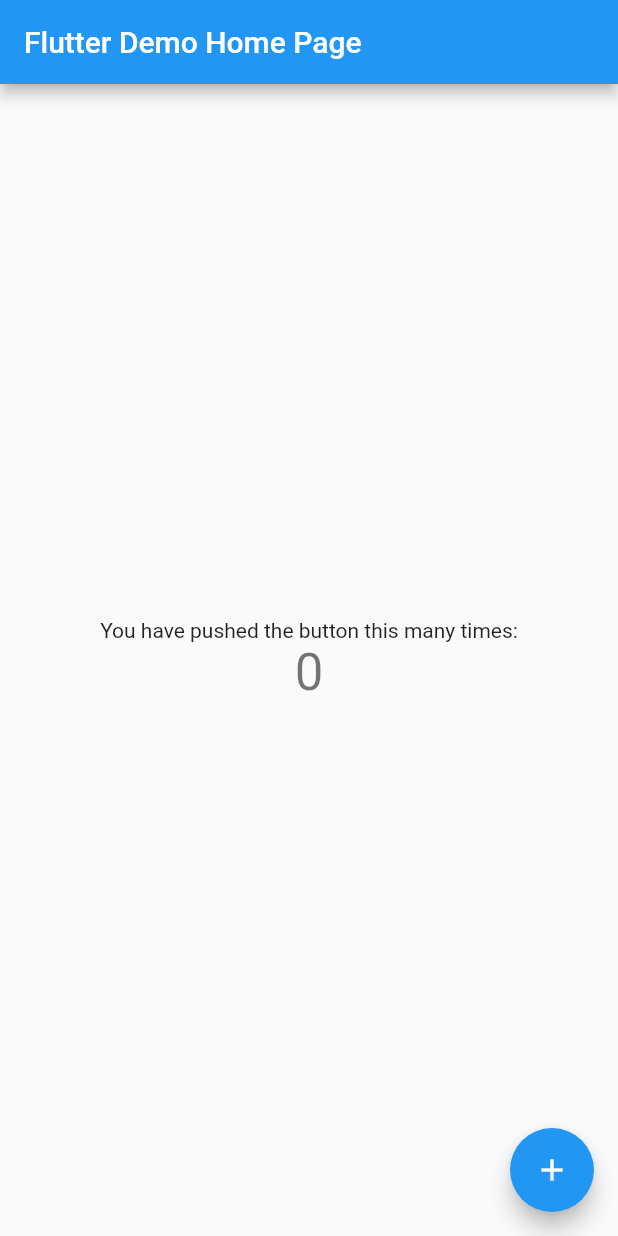
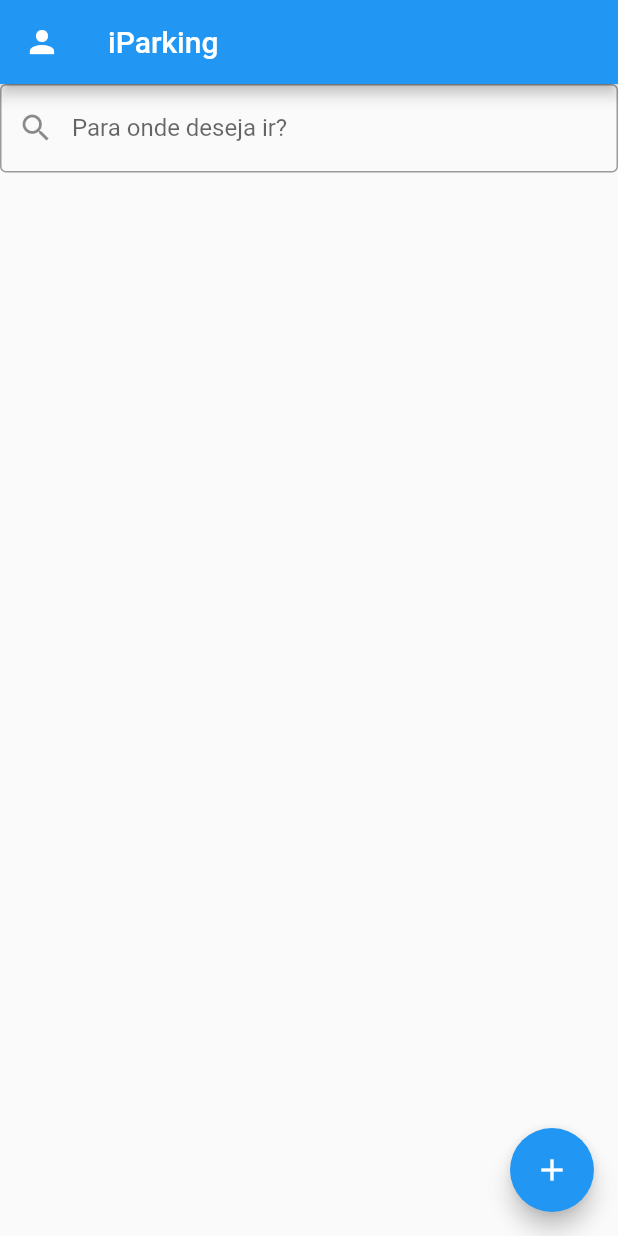
Before and after one commit to ES2-UFPI/iparking, a Flutter app: the screen it shows after launch, on a phone screen of 412 x 824 dp. Run offline on Flutter 3.47's test engine with Material 2 defaults, Android fonts, the phone set to English and light mode, and no system bars.

Commit message:
Início da interface de navegação

```diff
--- a/iparking_app/lib/main.dart
+++ b/iparking_app/lib/main.dart
@@ -1,4 +1,5 @@
 import 'package:flutter/material.dart';
+import 'package:iparking_app/ui/pages/navigation/navigation_page.dart';
 
 void main() {
   runApp(const MyApp());
@@ -40,22 +41,8 @@ class _MyHomePageState extends State<MyHomePage> {
   @override
   Widget build(BuildContext context) {
     return Scaffold(
-      appBar: AppBar(
-        title: Text(widget.title),
-      ),
       body: Center(
-        child: Column(
-          mainAxisAlignment: MainAxisAlignment.center,
-          children: <Widget>[
-            const Text(
-              'You have pushed the button this many times:',
-            ),
-            Text(
-              '$_counter',
-              style: Theme.of(context).textTheme.headline4,
-            ),
-          ],
-        ),
+        child: const NavigationPage()
       ),
       floatingActionButton: FloatingActionButton(
         onPressed: _incrementCounter,
--- /dev/null
+++ b/iparking_app/lib/ui/pages/navigation/navigation_page.dart
@@ -0,0 +1,29 @@
+import 'package:flutter/material.dart';
+
+class NavigationPage extends StatelessWidget{
+
+  const NavigationPage({Key? key}) : super(key: key);
+
+  @override
+  Widget build(BuildContext context){
+    return Scaffold(
+      appBar: AppBar(title: const Text("iParking"),
+      leading: IconButton(
+        icon: const Icon(Icons.person),
+              onPressed: () => {},
+              )),
+      body: Column(children: [
+        TextField(
+          obscureText: false,
+          decoration: InputDecoration(
+            border: OutlineInputBorder(),
+            labelText: "Para onde deseja ir?",
+            prefixIcon: Icon(Icons.search_outlined)
+          ),
+        )
+      ],
+      )
+    );
+
+  }
+}
```
